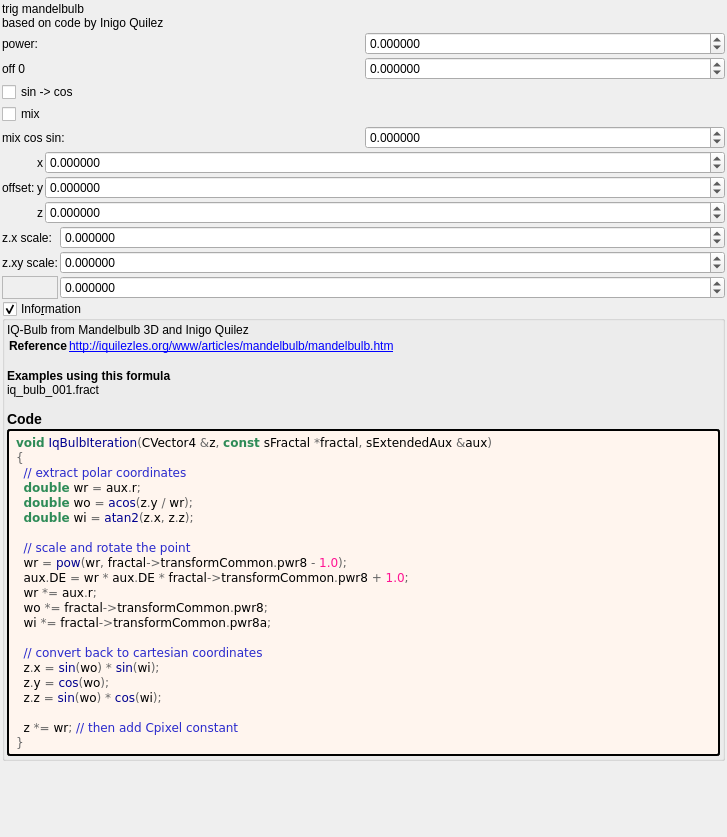
First picture: the form in mandelbulber2/formula/ui/mandelbulb_iq_v2.ui, repository buddhi1980/mandelbulber2, before the edit.
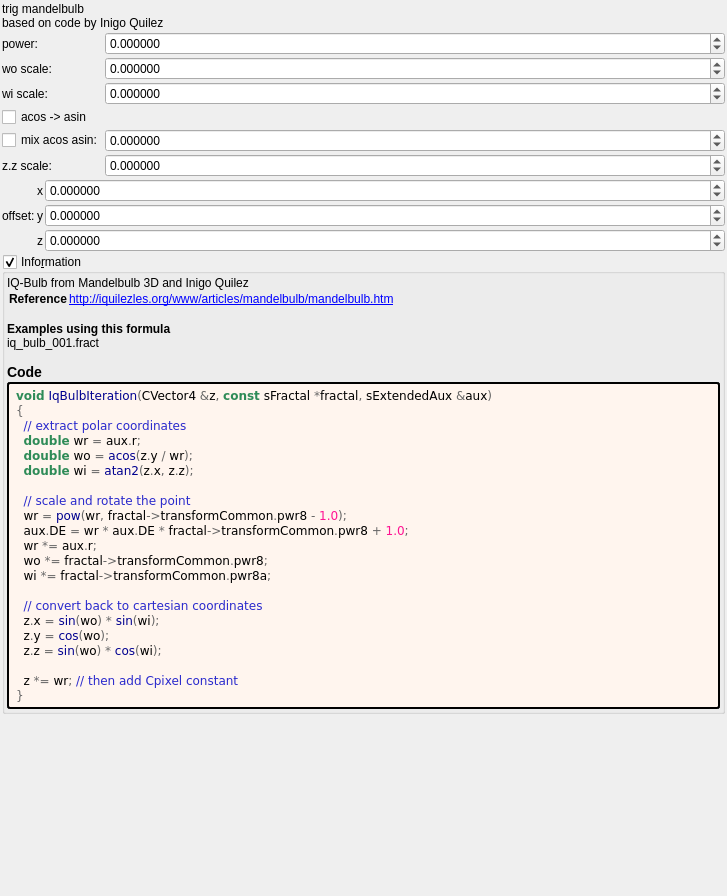
Second picture: the form after the edit. Custom widgets are drawn as their Qt base class.

Patch:
```diff
--- a/mandelbulber2/formula/ui/mandelbulb_iq_v2.ui
+++ b/mandelbulber2/formula/ui/mandelbulb_iq_v2.ui
@@ -7,7 +7,7 @@
     <x>0</x>
     <y>0</y>
     <width>727</width>
-    <height>837</height>
+    <height>896</height>
    </rect>
   </property>
   <property name="windowTitle">
@@ -38,28 +38,49 @@
     </widget>
    </item>
    <item>
-    <layout class="QGridLayout" name="gridLayout_3" columnstretch="0,0">
+    <layout class="QGridLayout" name="gridLayout_3" columnstretch="0,1">
      <property name="spacing">
       <number>2</number>
      </property>
-     <item row="0" column="0">
-      <widget class="QLabel" name="label_14">
-       <property name="text">
-        <string>power:</string>
+     <item row="4" column="1" rowspan="2">
+      <widget class="MyDoubleSpinBox" name="spinbox_transf_scale_0">
+       <property name="sizePolicy">
+        <sizepolicy hsizetype="Minimum" vsizetype="Maximum">
+         <horstretch>0</horstretch>
+         <verstretch>0</verstretch>
+        </sizepolicy>
        </property>
+       <property name="prefix">
+        <string/>
+       </property>
+       <property name="suffix">
+        <string/>
+       </property>
+       <property name="decimals">
+        <number>6</number>
+       </property>
+       <property name="minimum">
+        <double>-99.989999999999995</double>
+       </property>
+       <property name="maximum">
+        <double>99.989999999999995</double>
+       </property>
+       <property name="singleStep">
+        <double>0.100000000000000</double>
+       </property>
       </widget>
      </item>
-     <item row="4" column="0">
-      <widget class="QLabel" name="label_13">
+     <item row="1" column="0">
+      <widget class="QLabel" name="label_12">
        <property name="text">
-        <string>mix cos sin:</string>
+        <string>wo scale:</string>
        </property>
       </widget>
      </item>
-     <item row="3" column="0">
+     <item row="4" column="0" rowspan="2">
       <widget class="MyCheckBox" name="checkBox_transf_function_enabledA_false">
        <property name="text">
-        <string>mix</string>
+        <string>mix acos asin:</string>
        </property>
       </widget>
      </item>
@@ -91,22 +112,50 @@
        </property>
       </widget>
      </item>
-     <item row="2" column="0">
+     <item row="2" column="1">
+      <widget class="MyDoubleSpinBox" name="spinbox_transf_scaleA_1">
+       <property name="sizePolicy">
+        <sizepolicy hsizetype="Minimum" vsizetype="Maximum">
+         <horstretch>0</horstretch>
+         <verstretch>0</verstretch>
+        </sizepolicy>
+       </property>
+       <property name="prefix">
+        <string/>
+       </property>
+       <property name="suffix">
+        <string/>
+       </property>
+       <property name="decimals">
+        <number>6</number>
+       </property>
+       <property name="minimum">
+        <double>-99.989999999999995</double>
+       </property>
+       <property name="maximum">
+        <double>99.989999999999995</double>
+       </property>
+       <property name="singleStep">
+        <double>0.100000000000000</double>
+       </property>
+      </widget>
+     </item>
+     <item row="3" column="0">
       <widget class="MyCheckBox" name="checkBox_transf_function_enabled_false">
        <property name="text">
-        <string>sin -&gt; cos</string>
+        <string>acos -&gt; asin</string>
        </property>
       </widget>
      </item>
-     <item row="1" column="0">
-      <widget class="QLabel" name="label_11">
+     <item row="0" column="0">
+      <widget class="QLabel" name="label_14">
        <property name="text">
-        <string>off 0 </string>
+        <string>power:</string>
        </property>
       </widget>
      </item>
      <item row="1" column="1">
-      <widget class="MyDoubleSpinBox" name="spinbox_transf_offset_0">
+      <widget class="MyDoubleSpinBox" name="spinbox_transf_scaleB_1">
        <property name="sizePolicy">
         <sizepolicy hsizetype="Minimum" vsizetype="Maximum">
          <horstretch>0</horstretch>
@@ -133,8 +182,15 @@
        </property>
       </widget>
      </item>
-     <item row="4" column="1">
-      <widget class="MyDoubleSpinBox" name="spinbox_transf_scale_0">
+     <item row="2" column="0">
+      <widget class="QLabel" name="label_15">
+       <property name="text">
+        <string>wi scale:</string>
+       </property>
+      </widget>
+     </item>
+     <item row="6" column="1">
+      <widget class="MyDoubleSpinBox" name="spinbox_transf_scale_1">
        <property name="sizePolicy">
         <sizepolicy hsizetype="Minimum" vsizetype="Maximum">
          <horstretch>0</horstretch>
@@ -161,6 +217,13 @@
        </property>
       </widget>
      </item>
+     <item row="6" column="0">
+      <widget class="QLabel" name="label_10">
+       <property name="text">
+        <string>z.z scale:</string>
+       </property>
+      </widget>
+     </item>
     </layout>
    </item>
    <item>
@@ -282,121 +345,6 @@
      </item>
     </layout>
    </item>
-   <item>
-    <layout class="QGridLayout" name="gridLayout_2" columnstretch="0,1">
-     <property name="spacing">
-      <number>2</number>
-     </property>
-     <item row="2" column="1">
-      <widget class="MyDoubleSpinBox" name="spinbox_transf_scaleB_1">
-       <property name="sizePolicy">
-        <sizepolicy hsizetype="Minimum" vsizetype="Maximum">
-         <horstretch>0</horstretch>
-         <verstretch>0</verstretch>
-        </sizepolicy>
-       </property>
-       <property name="prefix">
-        <string/>
-       </property>
-       <property name="suffix">
-        <string/>
-       </property>
-       <property name="decimals">
-        <number>6</number>
-       </property>
-       <property name="minimum">
-        <double>-99.989999999999995</double>
-       </property>
-       <property name="maximum">
-        <double>99.989999999999995</double>
-       </property>
-       <property name="singleStep">
-        <double>0.100000000000000</double>
-       </property>
-      </widget>
-     </item>
-     <item row="0" column="1">
-      <widget class="MyDoubleSpinBox" name="spinbox_transf_scale_1">
-       <property name="sizePolicy">
-        <sizepolicy hsizetype="Minimum" vsizetype="Maximum">
-         <horstretch>0</horstretch>
-         <verstretch>0</verstretch>
-        </sizepolicy>
-       </property>
-       <property name="prefix">
-        <string/>
-       </property>
-       <property name="suffix">
-        <string/>
-       </property>
-       <property name="decimals">
-        <number>6</number>
-       </property>
-       <property name="minimum">
-        <double>-99.989999999999995</double>
-       </property>
-       <property name="maximum">
-        <double>99.989999999999995</double>
-       </property>
-       <property name="singleStep">
-        <double>0.100000000000000</double>
-       </property>
-      </widget>
-     </item>
-     <item row="1" column="1">
-      <widget class="MyDoubleSpinBox" name="spinbox_transf_scaleA_1">
-       <property name="sizePolicy">
-        <sizepolicy hsizetype="Minimum" vsizetype="Maximum">
-         <horstretch>0</horstretch>
-         <verstretch>0</verstretch>
-        </sizepolicy>
-       </property>
-       <property name="prefix">
-        <string/>
-       </property>
-       <property name="suffix">
-        <string/>
-       </property>
-       <property name="decimals">
-        <number>6</number>
-       </property>
-       <property name="minimum">
-        <double>-99.989999999999995</double>
-       </property>
-       <property name="maximum">
-        <double>99.989999999999995</double>
-       </property>
-       <property name="singleStep">
-        <double>0.100000000000000</double>
-       </property>
-      </widget>
-     </item>
-     <item row="1" column="0">
-      <widget class="QLabel" name="label_8">
-       <property name="text">
-        <string>z.xy scale:</string>
-       </property>
-      </widget>
-     </item>
-     <item row="0" column="0">
-      <widget class="QLabel" name="label_10">
-       <property name="text">
-        <string>z.x scale:</string>
-       </property>
-      </widget>
-     </item>
-     <item row="2" column="0">
-      <widget class="QFrame" name="frame">
-       <property name="frameShape">
-        <enum>QFrame::StyledPanel</enum>
-       </property>
-       <property name="frameShadow">
-        <enum>QFrame::Raised</enum>
-       </property>
-      </widget>
-     </item>
-    </layout>
-   </item>
    <item>
     <widget class="MyGroupBox" name="groupCheck_info">
      <property name="title">
```
Left out of the diff: 19 changed lines with no effect on the pictures.
